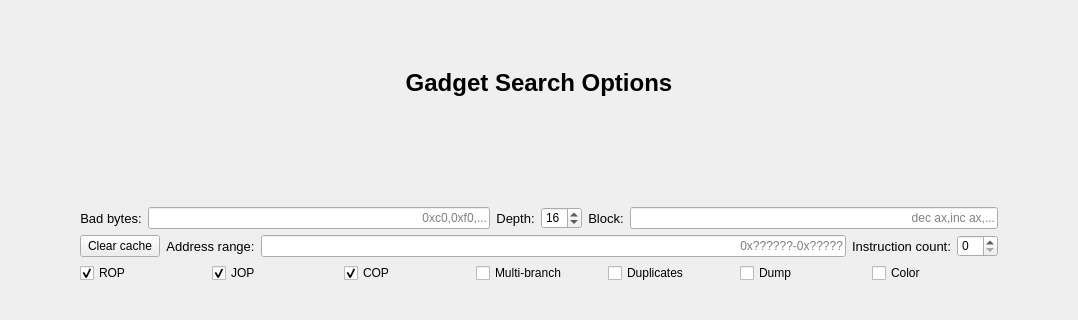
elbee-cyber/RopView, file modules/ui/mainwindow.ui: the form before one commit; both pictures show x 195 to 1273 and y 449 to 769 of the 1468 by 769 pixel window.
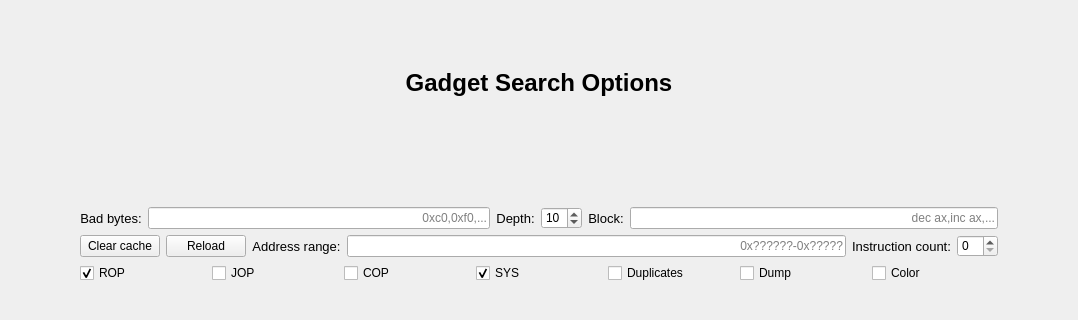
The form after the commit. The open tabs and pages were chosen to show the change.

Patch:
```diff
--- a/modules/ui/mainwindow.ui
+++ b/modules/ui/mainwindow.ui
@@ -202,7 +202,7 @@
       </attribute>
       <layout class="QVBoxLayout" name="verticalLayout_6">
        <item>
-        <layout class="QHBoxLayout" name="horizontalLayout_3">
+        <layout class="QHBoxLayout" name="horizontalLayout_4">
          <item>
           <spacer name="verticalSpacer_2">
            <property name="orientation">
@@ -1184,7 +1184,7 @@
                   <number>1</number>
                  </property>
                  <property name="value">
-                  <number>16</number>
+                  <number>10</number>
                  </property>
                 </widget>
                </item>
@@ -1231,7 +1231,7 @@
             </layout>
            </item>
            <item>
-            <layout class="QHBoxLayout" name="horizontalLayout_7">
+            <layout class="QHBoxLayout" name="horizontalLayout_3">
              <item>
               <widget class="QPushButton" name="clearCacheButton">
                <property name="sizePolicy">
@@ -1251,6 +1251,25 @@
                </property>
               </widget>
              </item>
+             <item>
+              <widget class="QPushButton" name="reloadButton">
+               <property name="sizePolicy">
+                <sizepolicy hsizetype="Fixed" vsizetype="Fixed">
+                 <horstretch>0</horstretch>
+                 <verstretch>0</verstretch>
+                </sizepolicy>
+               </property>
+               <property name="toolTip">
+                <string>Start new gadget search</string>
+               </property>
+               <property name="text">
+                <string>Reload</string>
+               </property>
+               <property name="autoExclusive">
+                <bool>false</bool>
+               </property>
+              </widget>
+             </item>
              <item>
               <widget class="QLabel" name="rangeLabel">
                <property name="font">
@@ -1336,7 +1355,7 @@
                 <string>JOP</string>
                </property>
                <property name="checked">
-                <bool>true</bool>
+                <bool>false</bool>
                </property>
               </widget>
              </item>
@@ -1349,7 +1368,7 @@
                 <string>COP</string>
                </property>
                <property name="checked">
-                <bool>true</bool>
+                <bool>false</bool>
                </property>
               </widget>
              </item>
@@ -1359,7 +1378,10 @@
                 <string>Enable multi-branch gadgets.</string>
                </property>
                <property name="text">
-                <string>Multi-branch</string>
+                <string>SYS</string>
+               </property>
+               <property name="checked">
+                <bool>true</bool>
                </property>
               </widget>
              </item>
```
Left out of the diff: 10 changed lines with no effect on the pictures.
